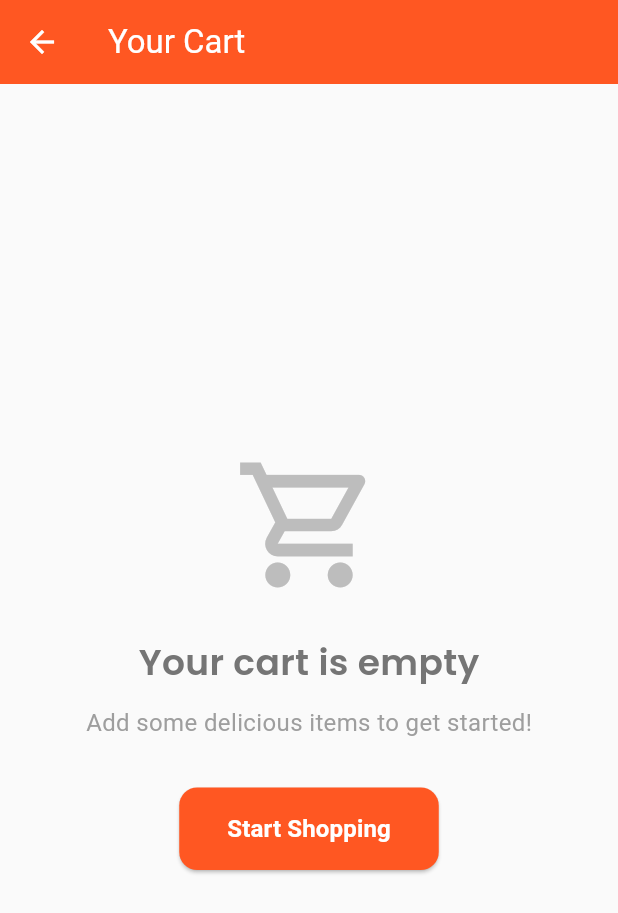
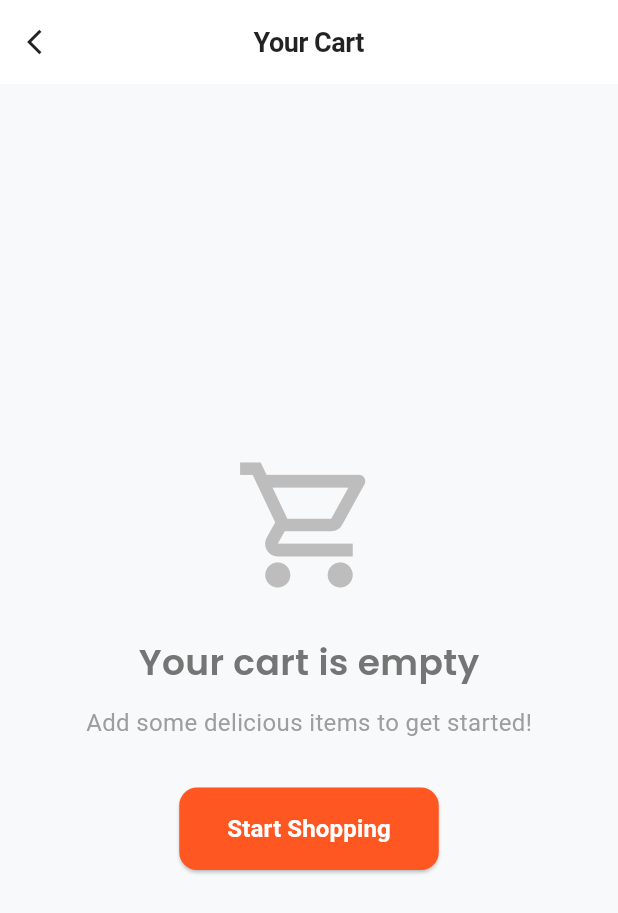
Before and after one commit to Aimecol/IKIRAHAAPP, a Flutter app: the screen it shows after launch, scrolled down 576 dp, after a tap on the "shopping cart" icon, on a phone screen of 412 x 824 dp. Shown: the top 913 px of the screen. Run offline on Flutter 3.47's test engine with Material 3 defaults, Android fonts, the phone set to English and light mode, and no system bars.

Commit message:
style(cart): improve UI consistency and readability
- Update background and app bar colors for better visual hierarchy
- Refactor text styles and button layouts for consistency
- Improve spacing and alignment of cart items and actions

```diff
--- a/lib/pages/public/cart_screen.dart
+++ b/lib/pages/public/cart_screen.dart
@@ -55,7 +55,9 @@ class _CartScreenState extends State<CartScreen> {
       builder: (BuildContext context) {
         return AlertDialog(
           title: const Text('Clear Cart'),
-          content: const Text('Are you sure you want to remove all items from your cart?'),
+          content: const Text(
+            'Are you sure you want to remove all items from your cart?',
+          ),
           actions: [
             TextButton(
               onPressed: () => Navigator.of(context).pop(),
@@ -124,18 +126,41 @@ class _CartScreenState extends State<CartScreen> {
   @override
   Widget build(BuildContext context) {
     return Scaffold(
-      backgroundColor: Colors.grey[50],
+      backgroundColor: const Color(0xFFF8F9FA),
       appBar: AppBar(
-        title: const Text('Your Cart'),
-        backgroundColor: Colors.deepOrange,
-        foregroundColor: Colors.white,
+        title: const Text(
+          'Your Cart',
+          style: TextStyle(
+            fontWeight: FontWeight.w600,
+            fontSize: 18,
+            letterSpacing: -0.3,
+          ),
+        ),
+        backgroundColor: Colors.white,
+        foregroundColor: Colors.black87,
         elevation: 0,
+        centerTitle: true,
+        leading: IconButton(
+          icon: const Icon(Icons.arrow_back_ios, size: 20),
+          onPressed: () => Navigator.pop(context),
+        ),
         actions: [
           if (cartItems.isNotEmpty)
-            IconButton(
-              onPressed: _clearCart,
-              icon: const Icon(Icons.delete_outline),
-              tooltip: 'Clear Cart',
+            Container(
+              margin: const EdgeInsets.only(right: 8),
+              decoration: BoxDecoration(
+                color: Colors.red.withValues(alpha: 0.1),
+                shape: BoxShape.circle,
+              ),
+              child: IconButton(
+                onPressed: _clearCart,
+                icon: const Icon(
+                  Icons.delete_outline,
+                  color: Colors.red,
+                  size: 20,
+                ),
+                tooltip: 'Clear Cart',
+              ),
             ),
         ],
       ),
@@ -201,10 +226,7 @@ class _CartScreenState extends State<CartScreen> {
             ),
             child: const Text(
               'Start Shopping',
-              style: TextStyle(
-                fontSize: 16,
-                fontWeight: FontWeight.w600,
-              ),
+              style: TextStyle(fontSize: 16, fontWeight: FontWeight.w600),
             ),
           ),
         ],
@@ -290,7 +312,8 @@ class _CartScreenState extends State<CartScreen> {
                         borderRadius: BorderRadius.circular(8),
                       ),
                       child: IconButton(
-                        onPressed: () => _updateQuantity(index, item['quantity'] - 1),
+                        onPressed: () =>
+                            _updateQuantity(index, item['quantity'] - 1),
                         icon: const Icon(Icons.remove, size: 18),
                         padding: const EdgeInsets.all(4),
                         constraints: const BoxConstraints(),
@@ -313,8 +336,13 @@ class _CartScreenState extends State<CartScreen> {
                         borderRadius: BorderRadius.circular(8),
                       ),
                       child: IconButton(
-                        onPressed: () => _updateQuantity(index, item['quantity'] + 1),
-                        icon: const Icon(Icons.add, size: 18, color: Colors.white),
+                        onPressed: () =>
+                            _updateQuantity(index, item['quantity'] + 1),
+                        icon: const Icon(
+                          Icons.add,
+                          size: 18,
+                          color: Colors.white,
+                        ),
                         padding: const EdgeInsets.all(4),
                         constraints: const BoxConstraints(),
                       ),
@@ -326,10 +354,7 @@ class _CartScreenState extends State<CartScreen> {
                   onPressed: () => _removeItem(index),
                   child: Text(
                     'Remove',
-                    style: TextStyle(
-                      color: Colors.red[600],
-                      fontSize: 12,
-                    ),
+                    style: TextStyle(color: Colors.red[600], fontSize: 12),
                   ),
                 ),
               ],
@@ -397,10 +422,7 @@ class _CartScreenState extends State<CartScreen> {
               ),
               child: const Text(
                 'Proceed to Checkout',
-                style: TextStyle(
-                  fontSize: 16,
-                  fontWeight: FontWeight.bold,
-                ),
+                style: TextStyle(fontSize: 16, fontWeight: FontWeight.bold),
               ),
             ),
           ),
```
